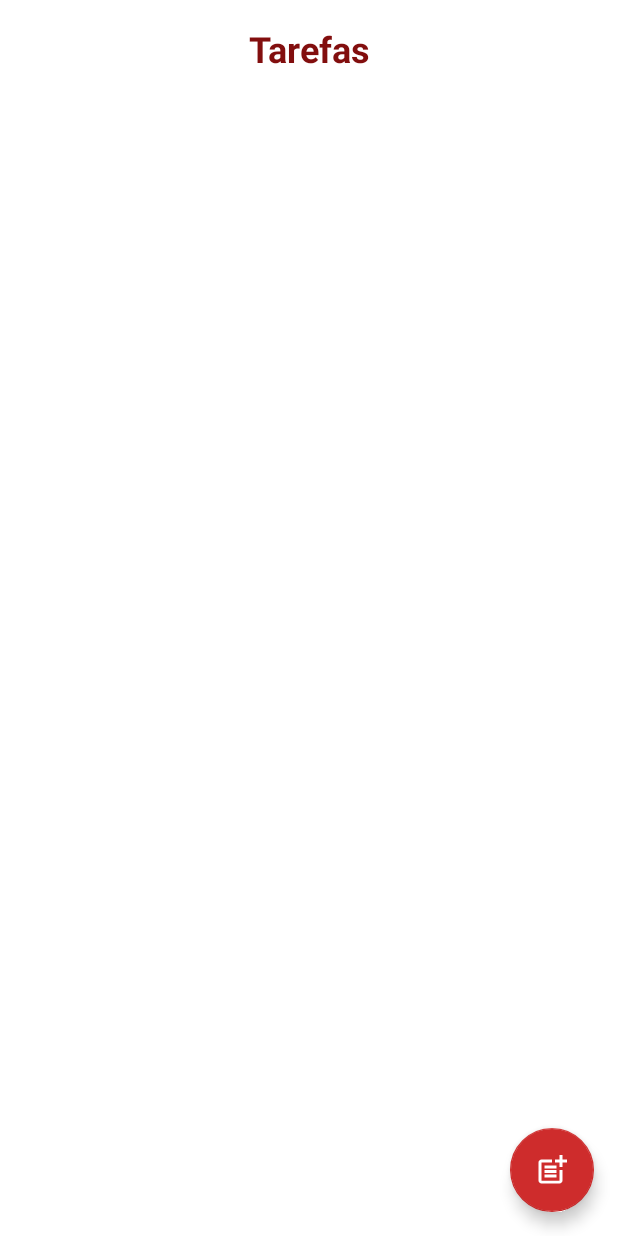
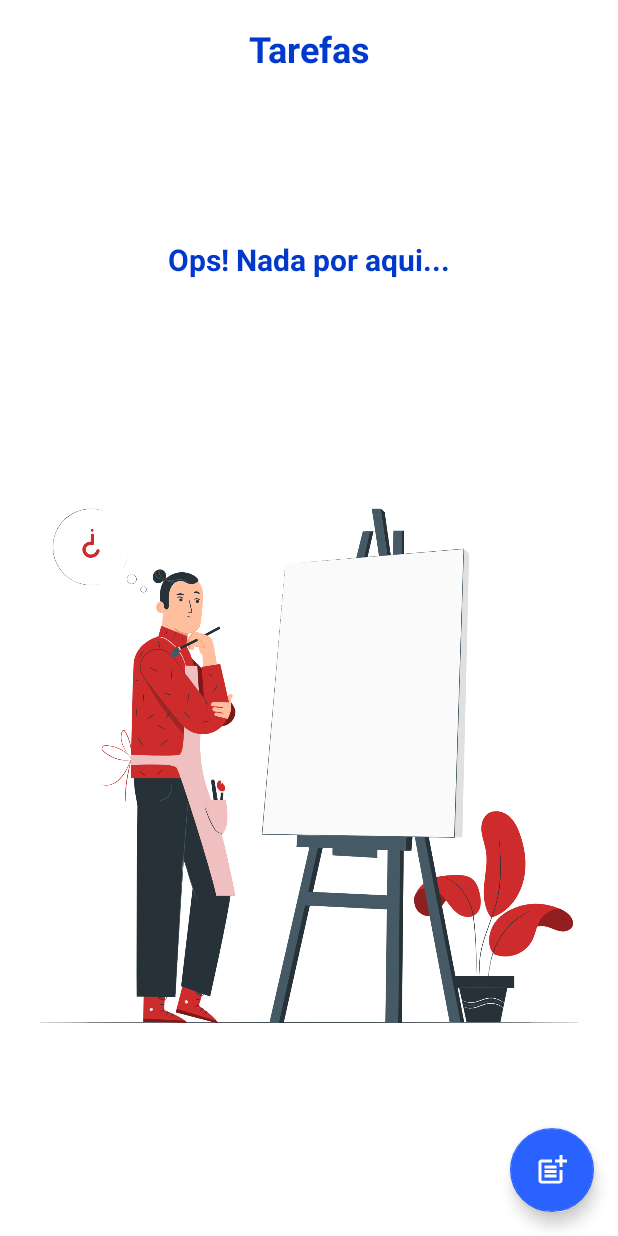
Before and after one commit to AlineCruzDEV/to-do-list-dio, an Android app: the screen it shows after launch (HomeActivity), on a phone screen of 412 x 824 dp. Run offline under Robolectric (Android 15) with nearby library versions, the phone set to English and light mode, and no system bars.

Commit message:
Added: Empty Home Item Changed: Indententation Adjustments

```diff
--- a/app/src/main/java/com/alinecruz/to_do_list_dio/presentation/view/HomeActivity.kt
+++ b/app/src/main/java/com/alinecruz/to_do_list_dio/presentation/view/HomeActivity.kt
@@ -4,6 +4,7 @@ import android.app.Activity
 import android.content.Intent
 import androidx.appcompat.app.AppCompatActivity
 import android.os.Bundle
+import android.view.View
 import com.alinecruz.to_do_list_dio.databinding.ActivityHomeBinding
 import com.alinecruz.to_do_list_dio.datasource.TaskDataSource
 import com.alinecruz.to_do_list_dio.presentation.view.adapter.TaskAdapter
@@ -45,13 +46,18 @@ class HomeActivity : AppCompatActivity() {
 
     override fun onActivityResult(requestCode: Int, resultCode: Int, data: Intent?) {
         super.onActivityResult(requestCode, resultCode, data)
-        if(requestCode == CREATE_NEW_TASK && resultCode == Activity.RESULT_OK){
+        if (requestCode == CREATE_NEW_TASK && resultCode == Activity.RESULT_OK) {
             updateListAdapter()
         }
     }
 
     private fun updateListAdapter() {
-        adapter.submitList(TaskDataSource.getList())
+        val listTasks = TaskDataSource.getList()
+
+        binding.includeHomeEmpty.constraintHomeItemEmpty.visibility =
+            if (listTasks.isEmpty()) View.VISIBLE else View.GONE
+
+        adapter.submitList(listTasks)
     }
 
     private fun setupRecycler() {
--- a/app/src/main/java/com/alinecruz/to_do_list_dio/utils/FormatDataAndHour.kt
+++ b/app/src/main/java/com/alinecruz/to_do_list_dio/utils/FormatDataAndHour.kt
@@ -6,11 +6,11 @@ import java.util.*
 
 private val locale = Locale("pt", "BR")
 
-fun Date.format() : String {
+fun Date.format(): String {
     return SimpleDateFormat("dd/MM/yyyy", locale).format(this)
 }
 
-var TextInputLayout.text : String
+var TextInputLayout.text: String
     get() = editText?.text?.toString() ?: ""
     set(value) {
         editText?.setText(value)
--- a/app/src/main/res/layout/activity_home.xml
+++ b/app/src/main/res/layout/activity_home.xml
@@ -27,7 +27,12 @@
         app:layout_constraintStart_toStartOf="parent"
         app:layout_constraintTop_toBottomOf="@id/textHomeTitle"
         tools:itemCount="15"
-        tools:listitem="@layout/item_home_task" />
+        tools:listitem="@layout/item_home_task"
+        tools:visibility="gone" />
+
+    <include
+        android:id="@+id/includeHomeEmpty"
+        layout="@layout/item_home_empty" />
 
     <com.google.android.material.floatingactionbutton.FloatingActionButton
         android:id="@+id/fabHomeAdd"
--- a/app/src/main/res/layout/activity_new_task.xml
+++ b/app/src/main/res/layout/activity_new_task.xml
@@ -1,6 +1,5 @@
 <?xml version="1.0" encoding="utf-8"?>
-<androidx.constraintlayout.widget.ConstraintLayout
-    xmlns:android="http://schemas.android.com/apk/res/android"
+<androidx.constraintlayout.widget.ConstraintLayout xmlns:android="http://schemas.android.com/apk/res/android"
     xmlns:app="http://schemas.android.com/apk/res-auto"
     xmlns:tools="http://schemas.android.com/tools"
     android:layout_width="match_parent"
@@ -11,17 +10,17 @@
         android:id="@+id/appBarNewTask"
         android:layout_width="@dimen/dimen_0dp"
         android:layout_height="wrap_content"
+        android:theme="@style/ThemeOverlay.AppCompat.Dark.ActionBar"
+        app:layout_constraintEnd_toEndOf="parent"
         app:layout_constraintStart_toStartOf="parent"
-        app:layout_constraintEnd_toEndOf="parent"
-        app:layout_constraintTop_toTopOf="parent"
-        android:theme="@style/ThemeOverlay.AppCompat.Dark.ActionBar">
+        app:layout_constraintTop_toTopOf="parent">
 
         <androidx.appcompat.widget.Toolbar
             android:id="@+id/toolbarNewTask"
             android:layout_width="match_parent"
             android:layout_height="?attr/actionBarSize"
-            app:titleTextColor="@color/white"
-            app:title="@string/label_new_task"/>
+            app:title="@string/label_new_task"
+            app:titleTextColor="@color/white" />
 
     </com.google.android.material.appbar.AppBarLayout>
 
@@ -124,9 +123,9 @@
         style="@style/Widget.MaterialComponents.Button.OutlinedButton"
         android:layout_width="@dimen/dimen_0dp"
         android:layout_height="wrap_content"
+        android:layout_marginBottom="@dimen/dimen_8dp"
         android:text="@string/label_all_cancel"
         android:textAllCaps="false"
-        android:layout_marginBottom="@dimen/dimen_8dp"
         app:layout_constraintBottom_toTopOf="@id/buttonNewTaskCreate"
         app:layout_constraintEnd_toEndOf="@id/guideNewTaskEnd"
         app:layout_constraintStart_toStartOf="@id/guideNewTaskStart" />
--- /dev/null
+++ b/app/src/main/res/layout/item_home_empty.xml
@@ -0,0 +1,32 @@
+<?xml version="1.0" encoding="utf-8"?>
+<androidx.constraintlayout.widget.ConstraintLayout xmlns:android="http://schemas.android.com/apk/res/android"
+    xmlns:app="http://schemas.android.com/apk/res-auto"
+    android:id="@+id/constraintHomeItemEmpty"
+    android:layout_width="match_parent"
+    android:layout_height="match_parent">
+
+    <TextView
+        android:id="@+id/textHomeItemEmpty"
+        style="@style/titleItemEmpty"
+        android:layout_width="@dimen/dimen_0dp"
+        android:layout_height="wrap_content"
+        android:text="@string/label_home_empty_nothing_here"
+        app:layout_constraintBottom_toBottomOf="parent"
+        app:layout_constraintEnd_toEndOf="parent"
+        app:layout_constraintStart_toStartOf="parent"
+        app:layout_constraintTop_toTopOf="parent"
+        app:layout_constraintVertical_bias="0.2" />
+
+    <ImageView
+        android:id="@+id/imageHomeItemEmpty"
+        android:layout_width="@dimen/dimen_0dp"
+        android:layout_height="@dimen/dimen_0dp"
+        android:contentDescription="@string/message_splash_description_image"
+        android:src="@drawable/image_home_empty"
+        app:layout_constraintBottom_toBottomOf="parent"
+        app:layout_constraintEnd_toEndOf="parent"
+        app:layout_constraintStart_toStartOf="parent"
+        app:layout_constraintTop_toBottomOf="@id/textHomeItemEmpty" />
+
+
+</androidx.constraintlayout.widget.ConstraintLayout>
--- a/app/src/main/res/layout/item_home_task.xml
+++ b/app/src/main/res/layout/item_home_task.xml
@@ -4,8 +4,8 @@
     android:layout_width="match_parent"
     android:layout_height="wrap_content"
     android:layout_marginTop="@dimen/dimen_8dp"
-    app:cardElevation="@dimen/dimen_4dp"
-    app:cardCornerRadius="@dimen/dimen_8dp">
+    app:cardCornerRadius="@dimen/dimen_8dp"
+    app:cardElevation="@dimen/dimen_4dp">
 
     <androidx.constraintlayout.widget.ConstraintLayout
         android:id="@+id/constraintHomeItemTask"
@@ -35,11 +35,11 @@
             android:id="@+id/imageHomeItemTaskOptions"
             android:layout_width="@dimen/dimen_0dp"
             android:layout_height="wrap_content"
+            android:contentDescription="@string/message_item_task_menu_description"
+            android:src="@drawable/ic_item_task_menu"
+            app:layout_constraintBottom_toBottomOf="parent"
             app:layout_constraintEnd_toEndOf="parent"
-            app:layout_constraintTop_toTopOf="parent"
-            app:layout_constraintBottom_toBottomOf="parent"
-            android:src="@drawable/ic_item_task_menu"
-            android:contentDescription="@string/message_item_task_menu_description"/>
+            app:layout_constraintTop_toTopOf="parent" />
 
     </androidx.constraintlayout.widget.ConstraintLayout>
 </androidx.cardview.widget.CardView>
--- a/app/src/main/res/values-night/themes.xml
+++ b/app/src/main/res/values-night/themes.xml
@@ -4,11 +4,11 @@
         <!-- Primary brand color. -->
         <item name="colorPrimary">@color/lightRed</item>
         <item name="colorPrimaryVariant">@color/darkRed</item>
-        <item name="colorOnPrimary">@color/black</item>
+        <item name="colorOnPrimary">@color/white</item>
         <!-- Secondary brand color. -->
         <item name="colorSecondary">@color/lightRed</item>
         <item name="colorSecondaryVariant">@color/redBackground</item>
-        <item name="colorOnSecondary">@color/black</item>
+        <item name="colorOnSecondary">@color/white</item>
         <!-- Status bar color. -->
         <item name="android:statusBarColor" tools:targetApi="l">?attr/colorPrimaryVariant</item>
         <!-- Customize your theme here. -->
--- a/app/src/main/res/values/colors.xml
+++ b/app/src/main/res/values/colors.xml
@@ -3,7 +3,7 @@
     <color name="black">#FF000000</color>
     <color name="darkGray">#474545</color>
     <color name="white">#FFFFFFFF</color>
-    <color name="lightRed">#CE2C2C</color>
-    <color name="redBackground">#C6FF4F4F</color>
-    <color name="darkRed">#820E0E</color>
+    <color name="lightRed">#2962ff</color>
+    <color name="redBackground">#768fff</color>
+    <color name="darkRed">#0039cb</color>
 </resources>
--- a/app/src/main/res/values/strings.xml
+++ b/app/src/main/res/values/strings.xml
@@ -2,6 +2,7 @@
     <string name="app_name">My Tasks</string>
     <string name="label_splash_what_do_first">Por onde devo começar?</string>
     <string name="message_splash_description_image">Desenho de uma pessoa com uma caneta em frente à uma prancheta com tarefas</string>
+    <string name="message_home_empty_description_image">Desenho de uma pessoa pensativa em frente à um quadro vazio</string>
     <string name="label_home_title">Tarefas</string>
     <string name="label_all_lorem_ipsum">Lorem Ipsum</string>
     <string name="label_sample_data_hour">00/00/0000 00:00</string>
@@ -17,4 +18,5 @@
     <string name="label_all_edit">Editar</string>
     <string name="label_all_delete">Deletar</string>
     <string name="label_all_update_task">Atualizar Tarefa</string>
+    <string name="label_home_empty_nothing_here">Ops! Nada por aqui...</string>
 </resources>
--- a/app/src/main/res/values/styles.xml
+++ b/app/src/main/res/values/styles.xml
@@ -30,4 +30,12 @@
         <item name="android:gravity">start</item>
         <item name="fontFamily">sans-serif</item>
     </style>
+
+    <style name="titleItemEmpty">
+        <item name="android:textSize">@dimen/size_20sp</item>
+        <item name="android:textColor">@color/darkRed</item>
+        <item name="android:textStyle">bold</item>
+        <item name="android:gravity">center</item>
+        <item name="fontFamily">sans-serif</item>
+    </style>
 </resources>
```
Also changed, not shown: app/src/main/java/com/alinecruz/to_do_list_dio/domain/entities/Task.kt (+7 -1 lines), app/src/main/java/com/alinecruz/to_do_list_dio/presentation/view/NewTaskActivity.kt (+7 -4 lines), app/src/main/java/com/alinecruz/to_do_list_dio/presentation/view/adapter/TaskAdapter.kt (+7 -5 lines), app/src/main/res/drawable-v24/image_home_empty.png (added).
